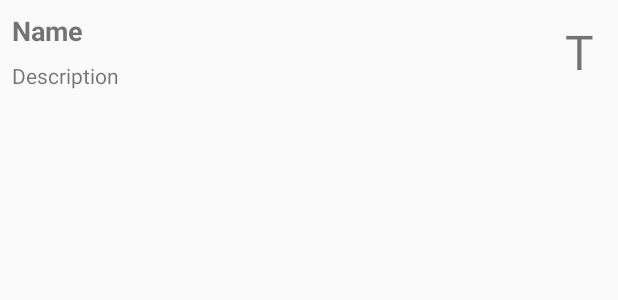
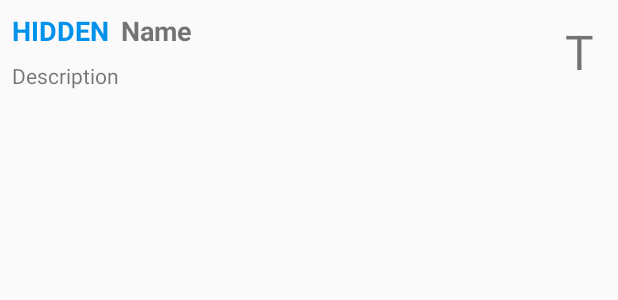
Before and after one commit to butorinsasha/jiwopene-temperature-android, an Android app: the layout item_sensor_temperature.xml on its own in the app's theme, with its tools: preview values and no code run, on a phone screen of 412 x 824 dp. Shown: the top 300 px of the screen. Run offline under Robolectric (Android 15) with nearby library versions, the phone set to English and light mode, and no system bars.

Commit message:
Added support for hiding sensors from the list.
TemperaturesActivity:
 - Visible text "HIDDEN" (@string/hidden_flag) before sensor name
 - Checkbox "Show hidden sensors" (@string/show_hidden_sensors) in menu to toggle visibility of hidden sensors

SensorActivity:
 - Checkbox "Hidden" (@string/sensor_is_hidden) in menu to hide sensor from list

```diff
--- a/app/src/main/res/layout/item_sensor_temperature.xml
+++ b/app/src/main/res/layout/item_sensor_temperature.xml
@@ -28,7 +28,7 @@
 
     <TextView
         android:id="@+id/name"
-        android:layout_width="wrap_content"
+        android:layout_width="0dp"
         android:layout_height="wrap_content"
         android:layout_marginEnd="8dp"
         android:layout_marginStart="8dp"
@@ -37,8 +37,7 @@
         android:textSize="@dimen/sensor_name_font_size"
         android:textStyle="bold"
         app:layout_constraintEnd_toStartOf="@+id/temperature"
-        app:layout_constraintHorizontal_bias="0.0"
-        app:layout_constraintStart_toStartOf="parent"
+        app:layout_constraintStart_toEndOf="@+id/hidden_flag"
         app:layout_constraintTop_toTopOf="parent" />
 
     <TextView
@@ -69,4 +68,22 @@
         app:layout_constraintBottom_toBottomOf="parent"
         app:layout_constraintEnd_toEndOf="parent"
         app:layout_constraintTop_toTopOf="parent" />
+
+    <TextView
+        android:id="@+id/hidden_flag"
+        android:layout_width="wrap_content"
+        android:layout_height="wrap_content"
+        android:layout_marginBottom="8dp"
+        android:layout_marginStart="8dp"
+        android:layout_marginTop="8dp"
+        android:text="@string/hidden_flag"
+        android:textColor="@color/colorAccent"
+        android:textSize="@dimen/sensor_name_font_size"
+        android:textStyle="bold"
+        android:visibility="visible"
+        app:layout_constraintBottom_toTopOf="@+id/description"
+        app:layout_constraintEnd_toStartOf="@+id/name"
+        app:layout_constraintHorizontal_bias="0.0"
+        app:layout_constraintStart_toStartOf="parent"
+        app:layout_constraintTop_toTopOf="parent" />
 </android.support.constraint.ConstraintLayout>
--- a/app/src/main/res/menu/sensor_activity_menu.xml
+++ b/app/src/main/res/menu/sensor_activity_menu.xml
@@ -28,6 +28,12 @@
         android:title="@string/edit_description"
         app:showAsAction="ifRoom" />
     <item
+        android:id="@+id/is_hidden"
+        android:title="@string/sensor_is_hidden"
+        android:checkable="true"
+        app:showAsAction="never"
+        />
+    <item
         android:id="@+id/show_uri"
         android:checkable="false"
         android:enabled="true"
--- a/app/src/main/res/menu/temperatures_activity_menu.xml
+++ b/app/src/main/res/menu/temperatures_activity_menu.xml
@@ -28,4 +28,9 @@
         android:icon="@android:drawable/ic_popup_sync"
         android:title="@string/refresh_sensors"
         app:showAsAction="never" />
+    <item
+        android:id="@+id/show_hidden"
+        android:checkable="true"
+        android:title="@string/show_hidden_sensors"
+        />
 </menu>
--- a/app/src/main/res/values/strings.xml
+++ b/app/src/main/res/values/strings.xml
@@ -48,4 +48,7 @@
     <string name="placeholder_name">Name</string>
     <string name="placeholder_description">Description</string>
     <string name="placeholder_temperature" translatable="false">T</string>
+    <string name="show_hidden_sensors">Show hidden sensors</string>
+    <string name="hidden_flag">HIDDEN</string>
+    <string name="sensor_is_hidden">Hidden</string>
 </resources>
```
Also changed, not shown: app/src/main/java/com/gmail/jiwopene/temperature/GlobalPreferences.java (+7 -0 lines), app/src/main/java/com/gmail/jiwopene/temperature/SensorActivity.java (+9 -1 lines), app/src/main/java/com/gmail/jiwopene/temperature/TemperaturesActivity.java (+17 -1 lines), app/src/main/java/com/gmail/jiwopene/temperature/sensors/SensorStorage.java (+42 -1 lines), 1 other file.
